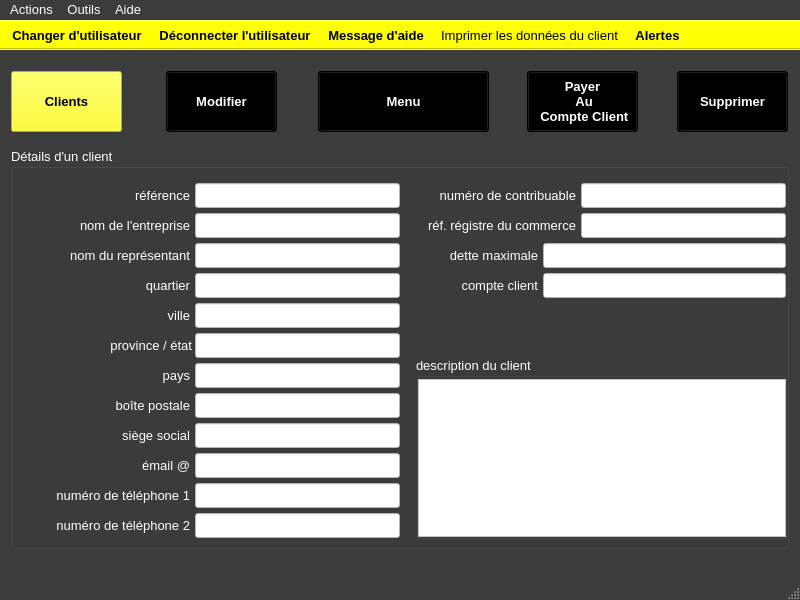
Before: the Qt Designer form ui/yeroth-erp-clients-detail-window.ui in xnoumbissinoundou/yeroth-erp-3.0, drawn with Qt 5.
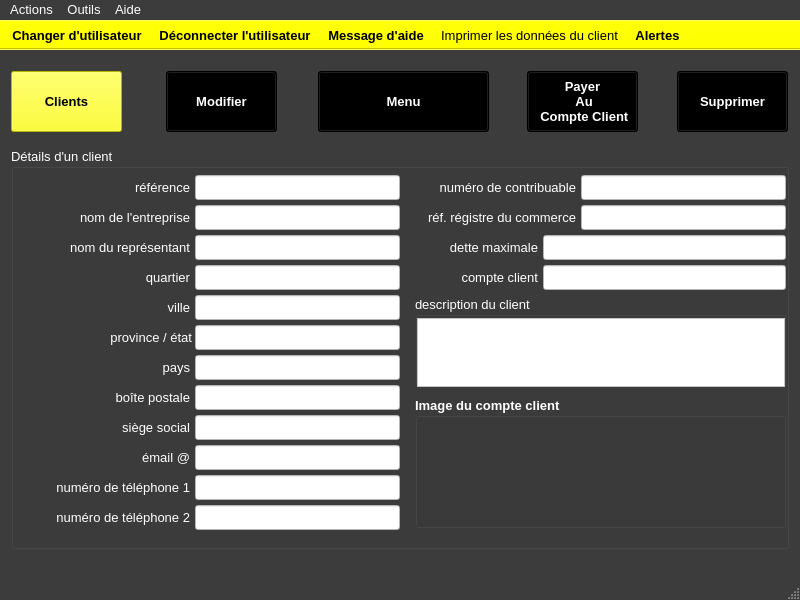
After: the same form once the commit is applied. Icons and pictures are not drawn. Custom widgets are drawn as their Qt base class.

The edit to the form file:
```diff
--- a/ui/yeroth-erp-clients-detail-window.ui
+++ b/ui/yeroth-erp-clients-detail-window.ui
@@ -2612,7 +2612,7 @@
      <property name="geometry">
       <rect>
        <x>8</x>
-       <y>67</y>
+       <y>59</y>
        <width>171</width>
        <height>21</height>
       </rect>
@@ -2636,7 +2636,7 @@
      <property name="geometry">
       <rect>
        <x>8</x>
-       <y>97</y>
+       <y>89</y>
        <width>171</width>
        <height>21</height>
       </rect>
@@ -2660,7 +2660,7 @@
      <property name="geometry">
       <rect>
        <x>184</x>
-       <y>95</y>
+       <y>87</y>
        <width>205</width>
        <height>25</height>
       </rect>
@@ -3096,7 +3096,7 @@
      <property name="geometry">
       <rect>
        <x>8</x>
-       <y>127</y>
+       <y>119</y>
        <width>171</width>
        <height>21</height>
       </rect>
@@ -3120,7 +3120,7 @@
      <property name="geometry">
       <rect>
        <x>58</x>
-       <y>217</y>
+       <y>209</y>
        <width>121</width>
        <height>21</height>
       </rect>
@@ -3144,7 +3144,7 @@
      <property name="geometry">
       <rect>
        <x>184</x>
-       <y>215</y>
+       <y>207</y>
        <width>205</width>
        <height>25</height>
       </rect>
@@ -3583,7 +3583,7 @@
      <property name="geometry">
       <rect>
        <x>8</x>
-       <y>157</y>
+       <y>149</y>
        <width>171</width>
        <height>21</height>
       </rect>
@@ -3607,7 +3607,7 @@
      <property name="geometry">
       <rect>
        <x>8</x>
-       <y>307</y>
+       <y>299</y>
        <width>171</width>
        <height>21</height>
       </rect>
@@ -3631,7 +3631,7 @@
      <property name="geometry">
       <rect>
        <x>8</x>
-       <y>367</y>
+       <y>359</y>
        <width>171</width>
        <height>21</height>
       </rect>
@@ -3652,7 +3652,7 @@
      <property name="geometry">
       <rect>
        <x>60</x>
-       <y>187</y>
+       <y>179</y>
        <width>121</width>
        <height>21</height>
       </rect>
@@ -3676,7 +3676,7 @@
      <property name="geometry">
       <rect>
        <x>184</x>
-       <y>185</y>
+       <y>177</y>
        <width>205</width>
        <height>25</height>
       </rect>
@@ -4115,7 +4115,7 @@
      <property name="geometry">
       <rect>
        <x>184</x>
-       <y>125</y>
+       <y>117</y>
        <width>205</width>
        <height>25</height>
       </rect>
@@ -4551,7 +4551,7 @@
      <property name="geometry">
       <rect>
        <x>184</x>
-       <y>155</y>
+       <y>147</y>
        <width>205</width>
        <height>25</height>
       </rect>
@@ -4990,7 +4990,7 @@
      <property name="geometry">
       <rect>
        <x>184</x>
-       <y>365</y>
+       <y>357</y>
        <width>205</width>
        <height>25</height>
       </rect>
@@ -5426,7 +5426,7 @@
      <property name="geometry">
       <rect>
        <x>8</x>
-       <y>337</y>
+       <y>329</y>
        <width>171</width>
        <height>21</height>
       </rect>
@@ -5449,7 +5449,7 @@
      <property name="geometry">
       <rect>
        <x>8</x>
-       <y>277</y>
+       <y>269</y>
        <width>171</width>
        <height>21</height>
       </rect>
@@ -5473,7 +5473,7 @@
      <property name="geometry">
       <rect>
        <x>8</x>
-       <y>247</y>
+       <y>239</y>
        <width>171</width>
        <height>21</height>
       </rect>
@@ -5497,7 +5497,7 @@
      <property name="geometry">
       <rect>
        <x>570</x>
-       <y>35</y>
+       <y>27</y>
        <width>205</width>
        <height>25</height>
       </rect>
@@ -5933,7 +5933,7 @@
      <property name="geometry">
       <rect>
        <x>394</x>
-       <y>37</y>
+       <y>29</y>
        <width>171</width>
        <height>21</height>
       </rect>
@@ -5956,7 +5956,7 @@
      <property name="geometry">
       <rect>
        <x>532</x>
-       <y>95</y>
+       <y>87</y>
        <width>243</width>
        <height>25</height>
       </rect>
@@ -6395,7 +6395,7 @@
      <property name="geometry">
       <rect>
        <x>414</x>
-       <y>97</y>
+       <y>89</y>
        <width>113</width>
        <height>21</height>
       </rect>
@@ -6421,7 +6421,7 @@
      <property name="geometry">
       <rect>
        <x>184</x>
-       <y>335</y>
+       <y>327</y>
        <width>205</width>
        <height>25</height>
       </rect>
@@ -6856,10 +6856,10 @@
     <widget class="QGroupBox" name="groupBox_client_details_description_du_client">
      <property name="geometry">
       <rect>
-       <x>405</x>
-       <y>209</y>
+       <x>404</x>
+       <y>148</y>
        <width>371</width>
-       <height>182</height>
+       <height>91</height>
       </rect>
      </property>
      <property name="font">
@@ -6878,7 +6878,7 @@
         <x>2</x>
         <y>22</y>
         <width>368</width>
-        <height>158</height>
+        <height>69</height>
        </rect>
       </property>
       <property name="palette">
@@ -7313,7 +7313,7 @@
      <property name="geometry">
       <rect>
        <x>414</x>
-       <y>127</y>
+       <y>119</y>
        <width>113</width>
        <height>21</height>
       </rect>
@@ -7336,7 +7336,7 @@
      <property name="geometry">
       <rect>
        <x>532</x>
-       <y>125</y>
+       <y>117</y>
        <width>243</width>
        <height>25</height>
       </rect>
@@ -7775,7 +7775,7 @@
      <property name="geometry">
       <rect>
        <x>8</x>
-       <y>37</y>
+       <y>29</y>
        <width>171</width>
        <height>21</height>
       </rect>
@@ -7802,7 +7802,7 @@
      <property name="geometry">
       <rect>
        <x>184</x>
-       <y>35</y>
+       <y>27</y>
        <width>205</width>
        <height>25</height>
       </rect>
@@ -8268,7 +8268,7 @@
      <property name="geometry">
       <rect>
        <x>184</x>
-       <y>65</y>
+       <y>57</y>
        <width>205</width>
        <height>25</height>
       </rect>
@@ -8731,7 +8731,7 @@
      <property name="geometry">
       <rect>
        <x>184</x>
-       <y>245</y>
+       <y>237</y>
        <width>205</width>
        <height>25</height>
       </rect>
@@ -9170,7 +9170,7 @@
      <property name="geometry">
       <rect>
        <x>184</x>
-       <y>275</y>
+       <y>267</y>
        <width>205</width>
        <height>25</height>
       </rect>
@@ -9609,7 +9609,7 @@
      <property name="geometry">
       <rect>
        <x>184</x>
-       <y>305</y>
+       <y>297</y>
        <width>205</width>
        <height>25</height>
       </rect>
@@ -10051,7 +10051,7 @@
      <property name="geometry">
       <rect>
        <x>570</x>
-       <y>65</y>
+       <y>57</y>
        <width>205</width>
        <height>25</height>
       </rect>
@@ -10538,7 +10538,7 @@
      <property name="geometry">
       <rect>
        <x>394</x>
-       <y>67</y>
+       <y>59</y>
        <width>171</width>
        <height>21</height>
       </rect>
@@ -10560,6 +10560,42 @@
       <set>Qt::AlignRight|Qt::AlignTrailing|Qt::AlignVCenter</set>
      </property>
     </widget>
+    <widget class="QGroupBox" name="groupBox_2">
+     <property name="geometry">
+      <rect>
+       <x>404</x>
+       <y>249</y>
+       <width>371</width>
+       <height>131</height>
+      </rect>
+     </property>
+     <property name="font">
+      <font>
+       <pointsize>10</pointsize>
+       <weight>75</weight>
+       <bold>true</bold>
+      </font>
+     </property>
+     <property name="title">
+      <string>Image du compte client</string>
+     </property>
+     <widget class="QLabel" name="label_image_produit">
+      <property name="geometry">
+       <rect>
+        <x>7</x>
+        <y>26</y>
+        <width>358</width>
+        <height>99</height>
+       </rect>
+      </property>
+      <property name="text">
+       <string/>
+      </property>
+      <property name="alignment">
+       <set>Qt::AlignCenter</set>
+      </property>
+     </widget>
+    </widget>
    </widget>
    <widget class="YerothPushButton" name="pushButton_payer_au_compteclient">
     <property name="enabled">
```
